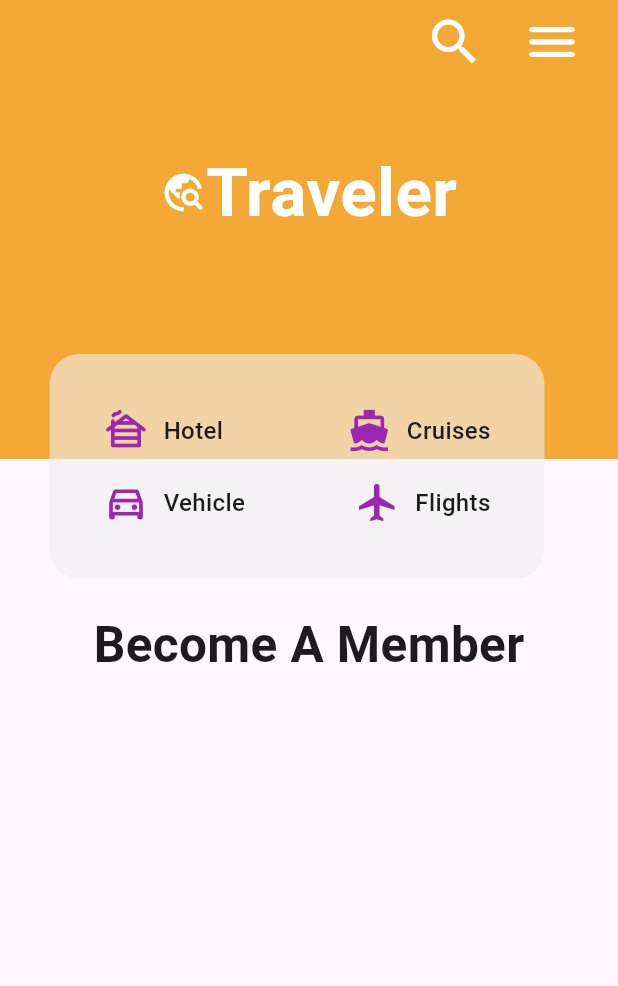
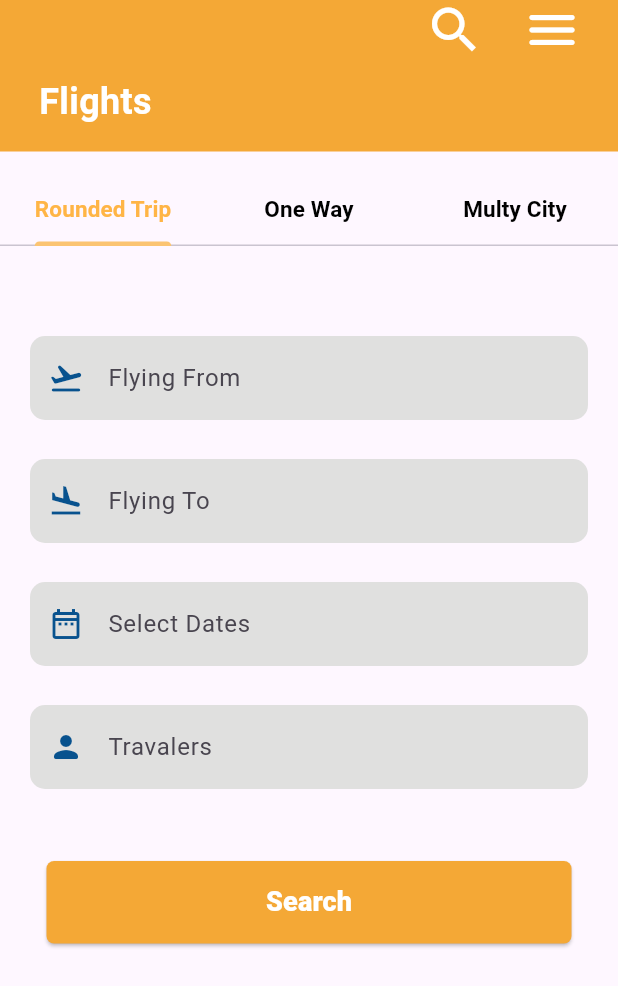
Before and after one commit to nadunidush/travels_app, a Flutter app: the screen it shows after launch, on a phone screen of 412 x 824 dp. Shown: the top 986 px of the screen. Run offline on Flutter 3.47's test engine with Material 3 defaults, Android fonts, the phone set to English and light mode, and no system bars.

Commit message:
modify the main.dart and create plan_destination_flight.dart and put homePageTravel photo

```diff
--- a/lib/main.dart
+++ b/lib/main.dart
@@ -1,5 +1,6 @@
 import 'package:flutter/material.dart';
 import 'package:travels_app/pages/home.dart';
+import 'package:travels_app/pages/plan_destination_flight.dart';
 import 'package:travels_app/pages/welcome_page.dart';
 
 void main() {
@@ -12,7 +13,7 @@ class MyApp extends StatelessWidget {
   Widget build(BuildContext context) {
     return MaterialApp(
       debugShowCheckedModeBanner: false,
-      home: Home(),
+      home: DestinationFlights(),
     );
   }
 }
--- a/lib/pages/home.dart
+++ b/lib/pages/home.dart
@@ -127,7 +127,30 @@ class Home extends StatelessWidget {
           Text("Become A Member",style: TextStyle(
             fontSize: 33,
             fontWeight: FontWeight.w600,
-          ),)
+          ),),
+
+          Text("SignIn or create a account",style: TextStyle(
+            fontWeight: FontWeight.w500,
+            color: Colors.orange[300],
+          ),),
+
+          SizedBox(height: 30,),
+          Stack(
+            children: [
+              ClipRRect(
+                borderRadius: BorderRadius.circular(30),
+                child: Image.asset("assets/homePageTravel.jpg",width: 350,)),
+              Positioned(
+                top: 170,
+                left: 30,
+                child: Text("Travel the World",style: TextStyle(
+                  fontSize: 26,
+                  fontWeight: FontWeight.w600,
+                  color: Colors.white,
+                ),),
+              )
+            ],
+          )
         ],
       ),
     );
--- /dev/null
+++ b/lib/pages/plan_destination_flight.dart
@@ -0,0 +1,170 @@
+import 'package:flutter/material.dart';
+import 'package:flutter/widgets.dart';
+
+class DestinationFlights extends StatefulWidget {
+  const DestinationFlights({super.key});
+
+  @override
+  State<DestinationFlights> createState() => _DestinationFlightsState();
+}
+
+class _DestinationFlightsState extends State<DestinationFlights> {
+
+
+  @override
+  Widget build(BuildContext context) {
+    return DefaultTabController(
+      length: 3,
+      child: Scaffold(
+        appBar: AppBar(
+          backgroundColor:const Color.fromARGB(255, 244, 168, 54),
+          actions: [
+            Icon(Icons.search,size: 40,color: Colors.white,),
+            SizedBox(width: 25,),
+            Icon(Icons.menu_rounded,size: 40,color: Colors.white,),
+            Padding(padding: EdgeInsets.all(12.0))
+          ],
+
+          bottom: PreferredSize(
+            preferredSize: Size.fromHeight(45),
+            child: Padding(
+              padding: const EdgeInsets.only(left: 26,bottom: 16,top: 16),
+              child: Align(
+                alignment: Alignment.topLeft,
+                child: Text("Flights",style: TextStyle(
+                  fontSize: 24,
+                  fontWeight: FontWeight.w700,
+                  color: Colors.white,
+                ),)
+              ),
+            ),
+          ),
+
+        ),
+
+        body: Column(
+          children: [
+            SizedBox(height: 15,),
+            TabBar(
+              labelStyle: TextStyle(
+                fontWeight: FontWeight.w700,
+                fontSize: 15
+              ),
+              indicatorColor: Color.fromARGB(255, 251, 196, 114),
+              unselectedLabelColor: Colors.black,
+              labelColor: Color.fromRGBO(255, 181, 70, 1),
+              indicatorSize: TabBarIndicatorSize.label,
+              tabs: [
+                Tab(child: Text("Rounded Trip")),
+                Tab(child: Text("One Way")),
+                Tab(child: Text("Multy City")),
+              ]
+            ),
+            Expanded(
+              child: TabBarView(
+                children: [
+                  Padding(
+                    padding: const EdgeInsets.all(20.0),
+                    child: SingleChildScrollView(
+                      child: Column(
+                        children: [
+                          SizedBox(height: 40,),
+                          TextField(
+                            decoration: InputDecoration(
+                              filled: true,
+                              fillColor: Color.fromARGB(255, 224, 224, 223),
+                              border: OutlineInputBorder(
+                                borderSide: BorderSide.none,
+                                borderRadius: BorderRadius.circular(10),
+                              ),
+
+                              prefixIcon: Icon(Icons.flight_takeoff_rounded,color: const Color.fromARGB(255, 8, 82, 142)),
+
+                              hintText: "Flying From",
+                              //label: Text("Flying From")
+                            ),
+                          ),
+
+                          SizedBox(height: 26,),
+
+                          TextField(
+                            decoration: InputDecoration(
+                              filled: true,
+                              fillColor: Color.fromARGB(255, 224, 224, 223),
+                              border: OutlineInputBorder(
+                                borderSide: BorderSide.none,
+                                borderRadius: BorderRadius.circular(10),
+                              ),
+
+                              prefixIcon: Icon(Icons.flight_land_outlined,color: const Color.fromARGB(255, 8, 82, 142)),
+
+                              hintText: "Flying To",
+                              //label: Text("Flying From")
+                            ),
+                          ),
+
+                          SizedBox(height: 26,),
+
+                          TextField(
+                            decoration: InputDecoration(
+                              filled: true,
+                              fillColor: Color.fromARGB(255, 224, 224, 223),
+                              border: OutlineInputBorder(
+                                borderSide: BorderSide.none,
+                                borderRadius: BorderRadius.circular(10),
+                              ),
+
+                              prefixIcon: Icon(Icons.date_range_outlined,color: const Color.fromARGB(255, 8, 82, 142)),
+
+                              hintText: "Select Dates",
+                              //label: Text("Flying From")
+                            ),
+                          ),
+
+                          SizedBox(height: 26,),
+
+                          TextField(
+
+                            decoration: InputDecoration(
+                              filled: true,
+                              fillColor: Color.fromARGB(255, 224, 224, 223),
+                              border: OutlineInputBorder(
+                                borderSide: BorderSide.none,
+                                borderRadius: BorderRadius.circular(10),
+                              ),
+
+                              prefixIcon: Icon(Icons.person_rounded,color: const Color.fromARGB(255, 8, 82, 142)),
+
+                              hintText: "Travalers",
+                              //label: Text("Flying From")
+                            ),
+                          ),
+                          SizedBox(height: 48,),
+                          ElevatedButton(
+                            style: ElevatedButton.styleFrom(
+                              minimumSize:Size(350, 55),
+                              backgroundColor: const Color.fromARGB(255, 244, 168, 54),
+                              shape: RoundedRectangleBorder(
+                                borderRadius: BorderRadius.circular(5)
+                              )
+                            ),
+                            onPressed: (){},
+                            child: Text("Search",style: TextStyle(
+                              fontSize: 18,
+                              fontWeight: FontWeight.w800,
+                              color: Colors.white
+                            ),),
+                          )
+                        ],
+                      ),
+                    ),
+                  )
+                ]
+              )
+            )
+          ],
+        ),
+      ),
+    );
+  }
+}
```
Also changed, not shown: assets/homePageTravel.jpg (added).
